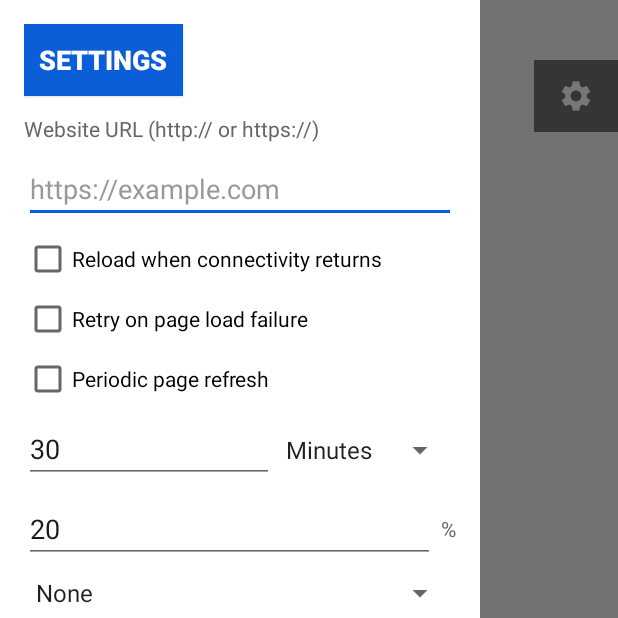
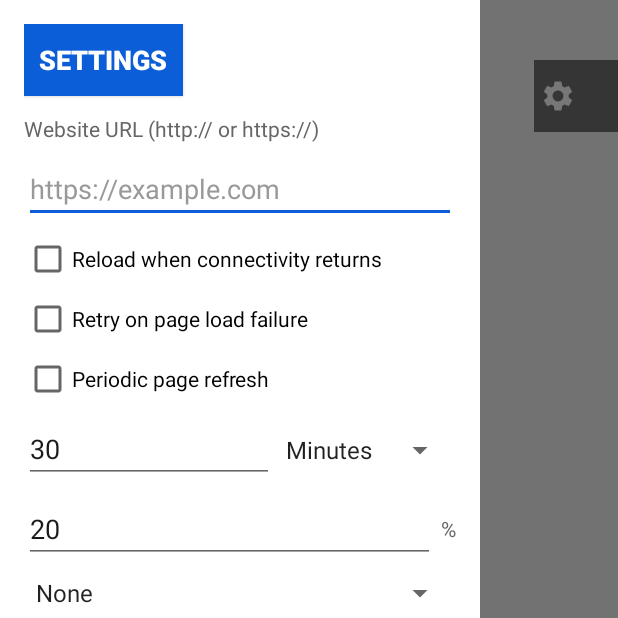
Before and after one commit to ni6hant/FullscreenKioskBrowser_Android, an Android app: the screen it shows after launch (MainActivity), on a phone screen of 412 x 824 dp, the top half of it. Run offline under Robolectric (Android 15) with nearby library versions, the phone set to English and light mode, and no system bars.

Commit message:
fix: reposition settings icon to show partial icon when handle collapsed
- Move gear icon to start of the handle so a small portion remains visible
  when the handle collapses to its 16dp tab.
- Handle background stays translucent.

```diff
--- a/app/src/main/res/layout/activity_main.xml
+++ b/app/src/main/res/layout/activity_main.xml
@@ -13,7 +13,7 @@
     <!-- Settings hover handle: translucent button at the top-right. Only a small tab is
          visible by default; it expands for 10 seconds on app open, then collapses.
          Tapping the visible portion opens the settings panel. -->
-    <ImageView
+    <FrameLayout
         android:id="@+id/settings_handle"
         android:layout_width="56dp"
         android:layout_height="48dp"
@@ -21,9 +21,17 @@
         android:layout_marginTop="40dp"
         android:layout_marginEnd="0dp"
         android:background="#88000000"
-        android:src="@drawable/ic_settings_handle"
-        android:scaleType="center"
-        android:visibility="visible" />
+        android:clickable="true"
+        android:focusable="true"
+        android:visibility="visible">
+        <ImageView
+            android:layout_width="24dp"
+            android:layout_height="24dp"
+            android:layout_gravity="start|center_vertical"
+            android:layout_marginStart="4dp"
+            android:src="@drawable/ic_settings_handle"
+            android:scaleType="center" />
+    </FrameLayout>
 
     <!-- Dimmed scrim shown behind the settings panel when it is open. -->
     <View
```
